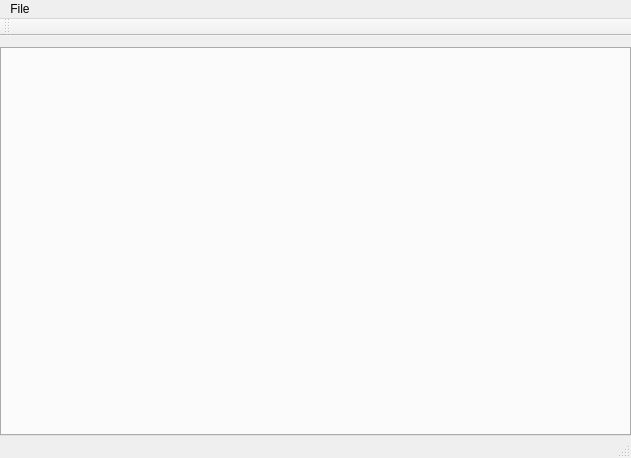
First picture: the form in mainwindow.ui, repository graphia-app/graphia, before the edit.
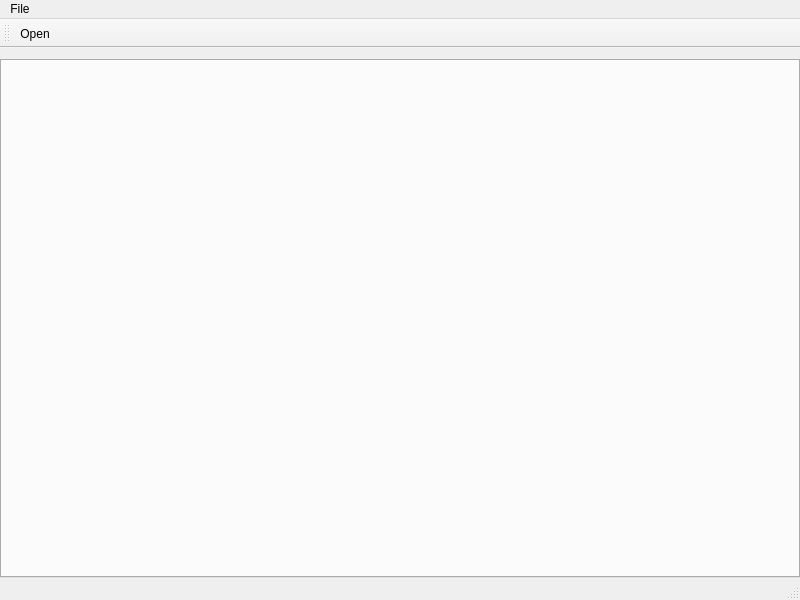
Second picture: the form after the edit.

Patch:
```diff
--- a/mainwindow.ui
+++ b/mainwindow.ui
@@ -6,10 +6,16 @@
    <rect>
     <x>0</x>
     <y>0</y>
-    <width>631</width>
-    <height>458</height>
+    <width>800</width>
+    <height>600</height>
    </rect>
   </property>
+  <property name="minimumSize">
+   <size>
+    <width>640</width>
+    <height>480</height>
+   </size>
+  </property>
   <property name="windowTitle">
    <string>MainWindow</string>
   </property>
@@ -53,7 +59,7 @@
     <rect>
      <x>0</x>
      <y>0</y>
-     <width>631</width>
+     <width>800</width>
      <height>25</height>
     </rect>
    </property>
@@ -73,6 +79,7 @@
    <attribute name="toolBarBreak">
     <bool>false</bool>
    </attribute>
+   <addaction name="actionOpen"/>
   </widget>
   <widget class="QStatusBar" name="statusBar"/>
   <action name="actionOpen">
```
Left out of the diff: 8 changed lines with no effect on the pictures.
